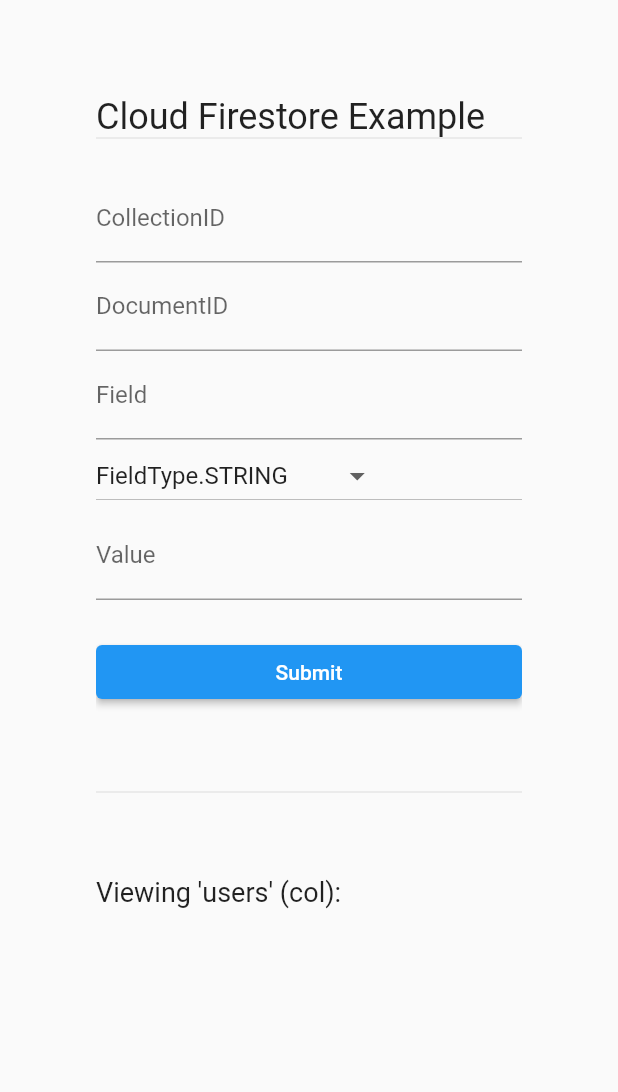
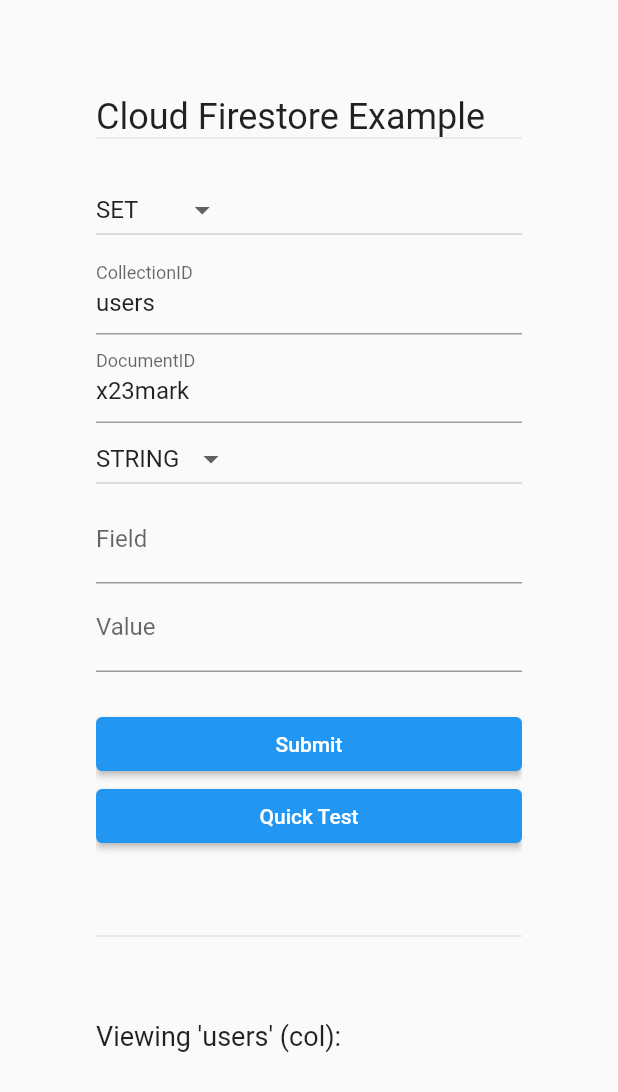
Before and after one commit to JeremyTubongbanua/FlutterExamples, a Flutter app: the MainScreen screen opened directly, on a phone screen of 412 x 824 dp. Shown: the top 1092 px of the screen. Run offline on Flutter 3.47's test engine with Material 2 defaults, Android fonts, the phone set to English and light mode, and no system bars; our stand-ins replace cloud_firestore, firebase_auth, firebase_core; missing offline and left inert: cloud_firestore_web, dart:html, firebase_auth_web, firebase_core_web; accounts and stored records are empty.

Commit message:
Done Firestore examples

```diff
--- a/lib/main.dart
+++ b/lib/firebase_examples/firebase_cloud_firestore/main.dart
@@ -3,8 +3,8 @@ import 'package:flutter/material.dart';
 import 'package:flutter_examples/firebase_examples/firebase_auth/firebase_options.dart';
 import 'package:flutter_examples/main_screen.dart';
 
-void main() {
-  Firebase.initializeApp(options: DefaultFirebaseOptions.currentPlatform);
+void main() async {
+  await Firebase.initializeApp(options: DefaultFirebaseOptions.currentPlatform);
 
   final MaterialApp app = MaterialApp(
     routes: {MainScreen.routeName: (ctx) => const MainScreen()},
--- /dev/null
+++ b/lib/firebase_examples/firebase_cloud_firestore/main_screen.dart
@@ -0,0 +1,161 @@
+import 'dart:html';
+
+import 'package:cloud_firestore/cloud_firestore.dart';
+import 'package:flutter/material.dart';
+import './firebase_util.dart' as fb;
+
+class MainScreen extends StatefulWidget {
+  static const String routeName = '/';
+
+  const MainScreen();
+
+  @override
+  _MainScreenState createState() => _MainScreenState();
+}
+
+class _MainScreenState extends State<MainScreen> {
+  final TextEditingController collectionIdController = TextEditingController();
+  final TextEditingController documentIdController = TextEditingController();
+  final TextEditingController fieldController = TextEditingController();
+  final TextEditingController valueController = TextEditingController();
+
+  late String databaseSelection;
+  late String typeSelection;
+
+  @override
+  void initState() {
+    super.initState();
+    collectionIdController.text = 'users';
+    documentIdController.text = 'x23mark';
+
+    typeSelection = 'STRING';
+    databaseSelection = 'SET';
+  }
+
+  @override
+  Widget build(BuildContext context) {
+    final Size size = MediaQuery.of(context).size;
+    final height = size.height;
+    final width = size.width;
+
+    return Scaffold(
+      body: Container(
+        padding: const EdgeInsets.all(64.0),
+        width: width,
+        height: height,
+        child: ListView(
+          children: [
+            const Text('Cloud Firestore Example', style: TextStyle(fontSize: 24)),
+            const Divider(height: 0),
+            const SizedBox(height: 24),
+            DropdownButton<String>(
+              value: databaseSelection,
+              items: const [
+                'SET',
+                'GET',
+                'UPDATE',
+                'DELETE',
+                'ADD',
+              ].map((str) => DropdownMenuItem<String>(child: Text(str), value: str)).toList(),
+              onChanged: (value) {
+                setState(() {
+                  databaseSelection = value!;
+                });
+              },
+            ),
+            TextField(
+              decoration: const InputDecoration(label: Text('CollectionID')),
+              controller: collectionIdController,
+            ),
+            TextField(
+              decoration: const InputDecoration(label: Text('DocumentID')),
+              controller: documentIdController,
+            ),
+            DropdownButton<String>(
+              value: typeSelection,
+              items: [
+                'STRING',
+                'NUMBER',
+              ].map((str) => DropdownMenuItem<String>(child: Text(str), value: str)).toList(),
+              onChanged: (value) {
+                setState(() => typeSelection = value!);
+              },
+            ),
+            TextField(
+              decoration: const InputDecoration(label: Text('Field')),
+              controller: fieldController,
+            ),
+            TextField(
+              decoration: const InputDecoration(label: Text('Value')),
+              controller: valueController,
+              keyboardType: (() {
+                switch (typeSelection) {
+                  case 'STRING':
+                    return TextInputType.text;
+                  case 'NUMBER':
+                    return TextInputType.number;
+                  default:
+                    return TextInputType.text;
+                }
+              })(),
+            ),
+            const SizedBox(height: 24),
+            ElevatedButton(
+              onPressed: () async {
+                final CollectionReference collection = await FirebaseFirestore.instance.collection(collectionIdController.text);
+                // final DocumentReference document = collection.doc(documentIdController.text);
+                // final DocumentSnapshot snapshot = await document.get();
+                // final bool hasData = snapshot.data() != null;
+                // if (hasData) {
+                //   document.update({fieldController.text: valueController.text});
+                // } else {
+                //   document.set({fieldController.text: valueController.text});
+                // }
+              },
+              child: const Text('Submit'),
+            ),
+            ElevatedButton(
+              onPressed: () async {
+                String path = 'users/x23mark/test';
+                String documentName = 'info';
+                Map<String, dynamic> data = {'poo': '3'};
+                await fb.addDataStringPath(path, documentName: documentName, data: data);
+              },
+              child: const Text('Quick Test'),
+            ),
+            const SizedBox(
+              height: 48,
+            ),
+            const Divider(),
+            const SizedBox(
+              height: 48,
+            ),
+            const Text('Viewing \'users\' (col):', style: TextStyle(fontSize: 18)),
+            StreamBuilder(
+              stream: FirebaseFirestore.instance.collection('users').snapshots(),
+              builder: (context, AsyncSnapshot<QuerySnapshot> snapshot) {
+                if (snapshot.hasError) {
+                  return const Text('Snapshot has error?');
+                }
+                if (snapshot.connectionState == ConnectionState.waiting) {
+                  return const Center(child: CircularProgressIndicator());
+                }
+
+                return Container(
+                  height: 300,
+                  child: ListView(
+                    children: snapshot.data!.docs
+                        .map((DocumentSnapshot document) => ListTile(
+                              title: Text('${document.id} (doc): ${document.data().toString()}'),
+                            ))
+                        .toList(),
+                  ),
+                );
+              },
+            ),
+          ],
+        ),
+      ),
+    );
+  }
+}
--- a/lib/firestore_util.dart
+++ /dev/null
@@ -1 +0,0 @@
-void hasData(String collectionId, String documentId) {}
--- a/lib/main_screen.dart
+++ /dev/null
@@ -1,140 +0,0 @@
-import 'package:cloud_firestore/cloud_firestore.dart';
-import 'package:flutter/material.dart';
-
-class MainScreen extends StatefulWidget {
-  static const String routeName = '/';
-
-  const MainScreen();
-
-  @override
-  _MainScreenState createState() => _MainScreenState();
-}
-
-enum FieldType {
-  STRING,
-  NUMBER,
-  BOOLEAN,
-  MAP,
-  ARRAY,
-  NULL,
-  TIMESTAMP,
-  GEOPOINT,
-  REFERENCE,
-}
-
-class _MainScreenState extends State<MainScreen> {
-  final TextEditingController collectionIdcontroller = TextEditingController();
-  final TextEditingController documentIdController = TextEditingController();
-  final TextEditingController fieldController = TextEditingController();
-  final TextEditingController valueController = TextEditingController();
-
-  late String dropdownSelection;
-
-  @override
-  void initState() {
-    super.initState();
-    dropdownSelection = FieldType.STRING.toString();
-  }
-
-  @override
-  Widget build(BuildContext context) {
-    final Size size = MediaQuery.of(context).size;
-    final height = size.height;
-    final width = size.width;
-
-    return Scaffold(
-      body: Container(
-        padding: const EdgeInsets.all(64.0),
-        width: width,
-        height: height,
-        child: ListView(
-          children: [
-            const Text('Cloud Firestore Example', style: TextStyle(fontSize: 24)),
-            const Divider(height: 0),
-            const SizedBox(height: 24),
-            TextField(
-              decoration: const InputDecoration(label: Text('CollectionID')),
-              controller: collectionIdcontroller,
-            ),
-            TextField(
-              decoration: const InputDecoration(label: Text('DocumentID')),
-              controller: documentIdController,
-            ),
-            TextField(
-              decoration: const InputDecoration(label: Text('Field')),
-              controller: fieldController,
-            ),
-            DropdownButton<String>(
-              value: dropdownSelection,
-              items: FieldType.values
-                  .map(
-                    (e) => DropdownMenuItem<String>(value: e.toString(), child: Text(e.toString())),
-                  )
-                  .toList(),
-              onChanged: (value) {
-                setState(() => dropdownSelection = FieldType.values.firstWhere((element) => element.toString() == value).toString());
-              },
-            ),
-            TextField(
-              decoration: InputDecoration(label: Text('Value')),
-              controller: valueController,
-            ),
-            const SizedBox(height: 24),
-            ElevatedButton(
-                onPressed: () async {
-                  final CollectionReference collection = await FirebaseFirestore.instance.collection(collectionIdcontroller.text);
-                  // final DocumentReference document = collection.doc(documentIdController.text);
-                  // final DocumentSnapshot snapshot = await document.get();
-                  // final bool hasData = snapshot.data() != null;
-                  // if (hasData) {
-                  //   document.update({fieldController.text: valueController.text});
-                  // } else {
-                  //   document.set({fieldController.text: valueController.text});
-                  // }
-
-                  collection.withConverter(
-                    fromFirestore: (snapshot, options) {},
-                    toFirestore: (value, options) {
-                      return {
-                        '': 3,
-                      }
-                    },
-                  );
-                },
-                child: const Text('Submit')),
-            SizedBox(
-              height: 48,
-            ),
-            Divider(),
-            SizedBox(
-              height: 48,
-            ),
-            Text('Viewing \'users\' (col):', style: TextStyle(fontSize: 18)),
-            StreamBuilder(
-              stream: FirebaseFirestore.instance.collection('users').snapshots(),
-              builder: (context, AsyncSnapshot<QuerySnapshot> snapshot) {
-                if (snapshot.hasError) {
-                  return const Text('Snapshot has error?');
-                }
-                if (snapshot.connectionState == ConnectionState.waiting) {
-                  return const Center(child: CircularProgressIndicator());
-                }
-
-                return Container(
-                  height: 300,
-                  child: ListView(
-                    children: snapshot.data!.docs
-                        .map((DocumentSnapshot document) => ListTile(
-                              title: Text('${document.id} (doc): ${document.data().toString()}'),
-                            ))
-                        .toList(),
-                  ),
-                );
-              },
-            ),
-          ],
-        ),
-      ),
-    );
-  }
-}
```
Also changed, not shown: lib/firebase_examples/firebase_cloud_firestore/firebase_util.dart (added, +98 -0 lines), lib/firebase_examples/firebase_cloud_firestore/generated_plugin_registrant.dart (added, +20 -0 lines), lib/firebase_examples/firebase_cloud_firestore/notes.txt (renamed from lib/notes.txt), 1 other file.
